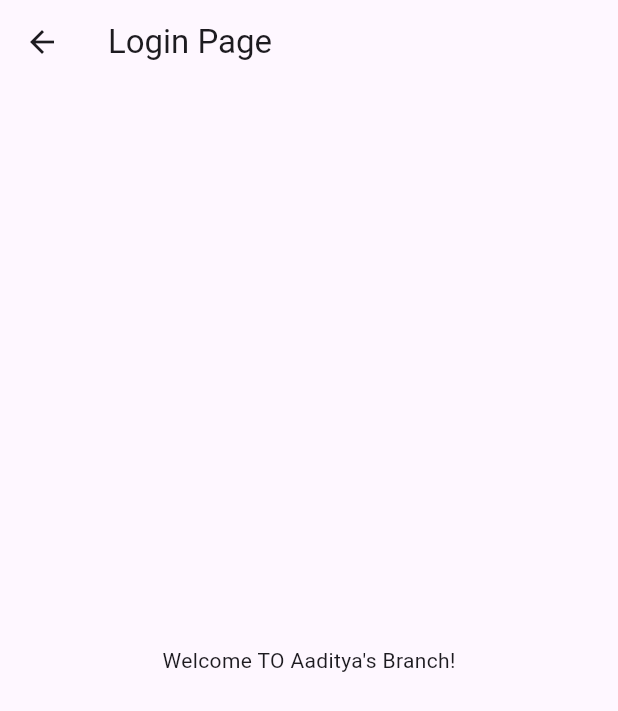
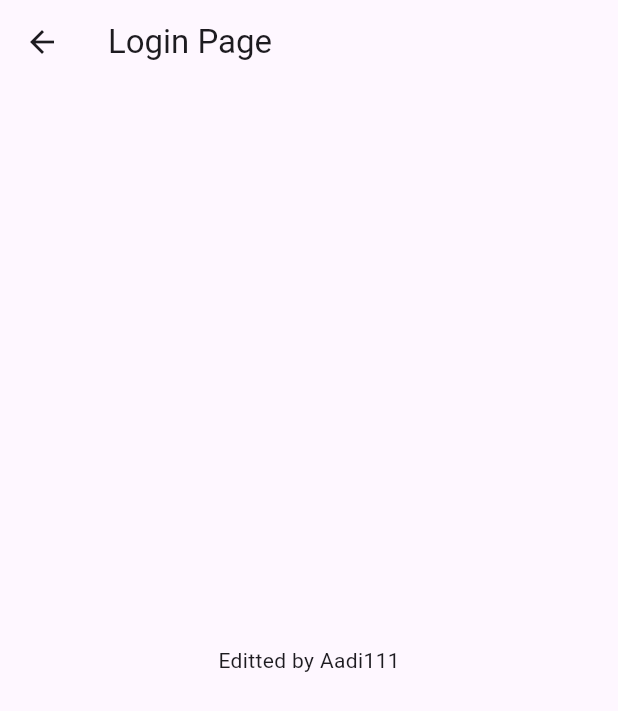
Before and after one commit to Aadi-124/TicketSharing---Frontend, a Flutter app: the Page1 screen opened directly, on a phone screen of 412 x 824 dp. Shown: the top 711 px of the screen. Run offline on Flutter 3.47's test engine with Material 2 defaults, Android fonts, the phone set to English and light mode, and no system bars; our stand-ins replace another_flushbar.

Commit message:
Committed by Aadi111
This ia Optional

```diff
--- a/lib/Page1.dart
+++ b/lib/Page1.dart
@@ -15,7 +15,7 @@ class Page1 extends StatelessWidget{
         title:const Text('Login Page'),
       ),
       body:const Center(
-        child:Text("Welcome TO Aaditya's Branch!")
+        child:Text("Editted by Aadi111")
       ),
       );
 
```
